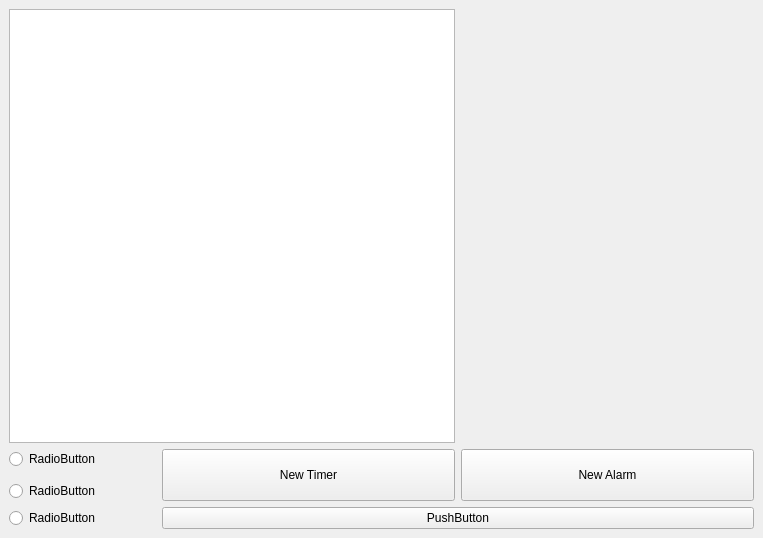
Above: Lab2/mainwindow.ui from tmyroniuk/OOP_Labs before the change. Below: the same form after it.
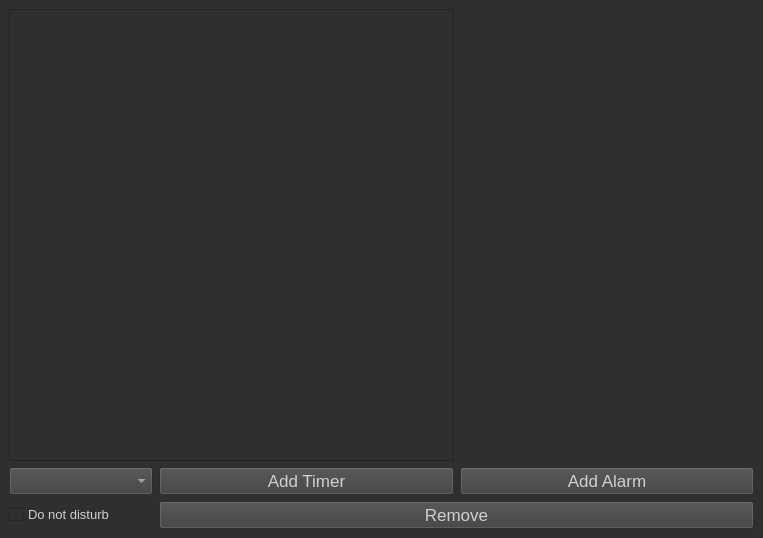
That is the form after the change.

Patch:
```diff
--- a/Lab2/mainwindow.ui
+++ b/Lab2/mainwindow.ui
@@ -13,6 +13,13 @@
   <property name="windowTitle">
    <string>MainWindow</string>
   </property>
+  <property name="autoFillBackground">
+   <bool>false</bool>
+  </property>
+  <property name="styleSheet">
+   <string notr="true">background: rgb(46, 47, 48);
+color: #d0d0d0;</string>
+  </property>
   <widget class="QWidget" name="centralwidget">
    <property name="sizePolicy">
     <sizepolicy hsizetype="Preferred" vsizetype="Preferred">
@@ -21,98 +28,34 @@
     </sizepolicy>
    </property>
    <layout class="QGridLayout" name="gridLayout">
-    <item row="2" column="0">
-     <widget class="QRadioButton" name="radioButton_2">
-      <property name="sizePolicy">
-       <sizepolicy hsizetype="Preferred" vsizetype="Fixed">
-        <horstretch>0</horstretch>
-        <verstretch>0</verstretch>
-       </sizepolicy>
-      </property>
-      <property name="text">
-       <string>RadioButton</string>
-      </property>
-     </widget>
-    </item>
-    <item row="5" column="0">
-     <widget class="QRadioButton" name="radioButton">
-      <property name="text">
-       <string>RadioButton</string>
-      </property>
-     </widget>
-    </item>
-    <item row="2" column="1" rowspan="3" colspan="2">
-     <widget class="QPushButton" name="add_timer_button">
-      <property name="sizePolicy">
-       <sizepolicy hsizetype="Preferred" vsizetype="Preferred">
-        <horstretch>0</horstretch>
-        <verstretch>0</verstretch>
-       </sizepolicy>
-      </property>
-      <property name="text">
-       <string>New Timer</string>
-      </property>
-     </widget>
-    </item>
-    <item row="5" column="1" colspan="4">
-     <widget class="QPushButton" name="pushButton">
-      <property name="text">
-       <string>PushButton</string>
-      </property>
-     </widget>
-    </item>
-    <item row="4" column="0">
-     <widget class="QRadioButton" name="radioButton_3">
-      <property name="text">
-       <string>RadioButton</string>
-      </property>
-     </widget>
-    </item>
-    <item row="2" column="3" rowspan="3" colspan="2">
-     <widget class="QPushButton" name="add_alarm_button">
-      <property name="sizePolicy">
-       <sizepolicy hsizetype="Preferred" vsizetype="Preferred">
-        <horstretch>0</horstretch>
-        <verstretch>0</verstretch>
-       </sizepolicy>
-      </property>
-      <property name="text">
-       <string>New Alarm</string>
-      </property>
-     </widget>
-    </item>
-    <item row="1" column="3" colspan="2">
-     <widget class="QLabel" name="label">
-      <property name="sizePolicy">
-       <sizepolicy hsizetype="Preferred" vsizetype="MinimumExpanding">
-        <horstretch>0</horstretch>
-        <verstretch>0</verstretch>
-       </sizepolicy>
-      </property>
-      <property name="font">
-       <font>
-        <pointsize>16</pointsize>
-       </font>
-      </property>
-      <property name="focusPolicy">
-       <enum>Qt::NoFocus</enum>
-      </property>
-      <property name="text">
-       <string/>
-      </property>
-      <property name="textFormat">
-       <enum>Qt::RichText</enum>
-      </property>
-     </widget>
-    </item>
     <item row="0" column="0" rowspan="2" colspan="3">
      <widget class="QListWidget" name="listWidget">
       <property name="sizePolicy">
-       <sizepolicy hsizetype="Minimum" vsizetype="MinimumExpanding">
+       <sizepolicy hsizetype="Preferred" vsizetype="MinimumExpanding">
         <horstretch>0</horstretch>
         <verstretch>0</verstretch>
        </sizepolicy>
       </property>
+      <property name="minimumSize">
+       <size>
+        <width>400</width>
+        <height>400</height>
+       </size>
+      </property>
+      <property name="maximumSize">
+       <size>
+        <width>2000</width>
+        <height>600</height>
+       </size>
+      </property>
+      <property name="font">
+       <font>
+        <pointsize>14</pointsize>
+       </font>
+      </property>
+      <property name="styleSheet">
+       <string notr="true">color: #d0d0d0;</string>
+      </property>
       <property name="editTriggers">
        <set>QAbstractItemView::NoEditTriggers</set>
       </property>
@@ -127,6 +70,85 @@
       </property>
      </widget>
     </item>
+    <item row="3" column="1" rowspan="2" colspan="2">
+     <widget class="QPushButton" name="add_timer_button">
+      <property name="sizePolicy">
+       <sizepolicy hsizetype="Preferred" vsizetype="Preferred">
+        <horstretch>0</horstretch>
+        <verstretch>0</verstretch>
+       </sizepolicy>
+      </property>
+      <property name="font">
+       <font>
+        <pointsize>13</pointsize>
+       </font>
+      </property>
+      <property name="autoFillBackground">
+       <bool>false</bool>
+      </property>
+      <property name="styleSheet">
+       <string notr="true">background: #3E3F40;
+color: #d0d0d0;</string>
+      </property>
+      <property name="text">
+       <string>Add Timer</string>
+      </property>
+      <property name="iconSize">
+       <size>
+        <width>32</width>
+        <height>32</height>
+       </size>
+      </property>
+     </widget>
+    </item>
+    <item row="1" column="3" colspan="2">
+     <widget class="QLabel" name="label">
+      <property name="sizePolicy">
+       <sizepolicy hsizetype="Preferred" vsizetype="MinimumExpanding">
+        <horstretch>0</horstretch>
+        <verstretch>0</verstretch>
+       </sizepolicy>
+      </property>
+      <property name="minimumSize">
+       <size>
+        <width>200</width>
+        <height>360</height>
+       </size>
+      </property>
+      <property name="maximumSize">
+       <size>
+        <width>2000</width>
+        <height>2000</height>
+       </size>
+      </property>
+      <property name="font">
+       <font>
+        <pointsize>16</pointsize>
+       </font>
+      </property>
+      <property name="focusPolicy">
+       <enum>Qt::NoFocus</enum>
+      </property>
+      <property name="styleSheet">
+       <string notr="true">color: #ffa500;</string>
+      </property>
+      <property name="text">
+       <string/>
+      </property>
+      <property name="textFormat">
+       <enum>Qt::RichText</enum>
+      </property>
+      <property name="alignment">
+       <set>Qt::AlignLeading|Qt::AlignLeft|Qt::AlignTop</set>
+      </property>
+      <property name="wordWrap">
+       <bool>true</bool>
+      </property>
+      <property name="textInteractionFlags">
+       <set>Qt::NoTextInteraction</set>
+      </property>
+     </widget>
+    </item>
     <item row="0" column="3" colspan="2">
      <widget class="QLabel" name="timer_label">
       <property name="sizePolicy">
@@ -137,7 +159,7 @@
       </property>
       <property name="minimumSize">
        <size>
-        <width>0</width>
+        <width>200</width>
         <height>50</height>
        </size>
       </property>
@@ -151,6 +173,9 @@
         <kerning>false</kerning>
        </font>
       </property>
+      <property name="styleSheet">
+       <string notr="true">color: #d0d0d0;</string>
+      </property>
       <property name="text">
        <string/>
       </property>
@@ -162,6 +187,78 @@
       </property>
      </widget>
     </item>
+    <item row="5" column="1" colspan="4">
+     <widget class="QPushButton" name="pushButton">
+      <property name="font">
+       <font>
+        <pointsize>13</pointsize>
+       </font>
+      </property>
+      <property name="styleSheet">
+       <string notr="true">background: #3E3F40;
+color: #d0d0d0;</string>
+      </property>
+      <property name="text">
+       <string>Remove</string>
+      </property>
+     </widget>
+    </item>
+    <item row="3" column="3" rowspan="2" colspan="2">
+     <widget class="QPushButton" name="add_alarm_button">
+      <property name="sizePolicy">
+       <sizepolicy hsizetype="Preferred" vsizetype="Preferred">
+        <horstretch>0</horstretch>
+        <verstretch>0</verstretch>
+       </sizepolicy>
+      </property>
+      <property name="font">
+       <font>
+        <pointsize>13</pointsize>
+       </font>
+      </property>
+      <property name="styleSheet">
+       <string notr="true">background: #3E3F40;
+color: #d0d0d0;</string>
+      </property>
+      <property name="text">
+       <string>Add Alarm</string>
+      </property>
+      <property name="iconSize">
+       <size>
+        <width>32</width>
+        <height>32</height>
+       </size>
+      </property>
+     </widget>
+    </item>
+    <item row="5" column="0">
+     <widget class="QCheckBox" name="checkBox">
+      <property name="font">
+       <font>
+        <pointsize>10</pointsize>
+       </font>
+      </property>
+      <property name="styleSheet">
+       <string notr="true">color: #d0d0d0;</string>
+      </property>
+      <property name="text">
+       <string>Do not disturb</string>
+      </property>
+     </widget>
+    </item>
+    <item row="3" column="0" rowspan="2">
+     <widget class="QComboBox" name="comboBox">
+      <property name="font">
+       <font>
+        <pointsize>13</pointsize>
+       </font>
+      </property>
+      <property name="styleSheet">
+       <string notr="true">background: #3E3F40;
+color: #d0d0d0;</string>
+      </property>
+     </widget>
+    </item>
    </layout>
   </widget>
  </widget>
```
